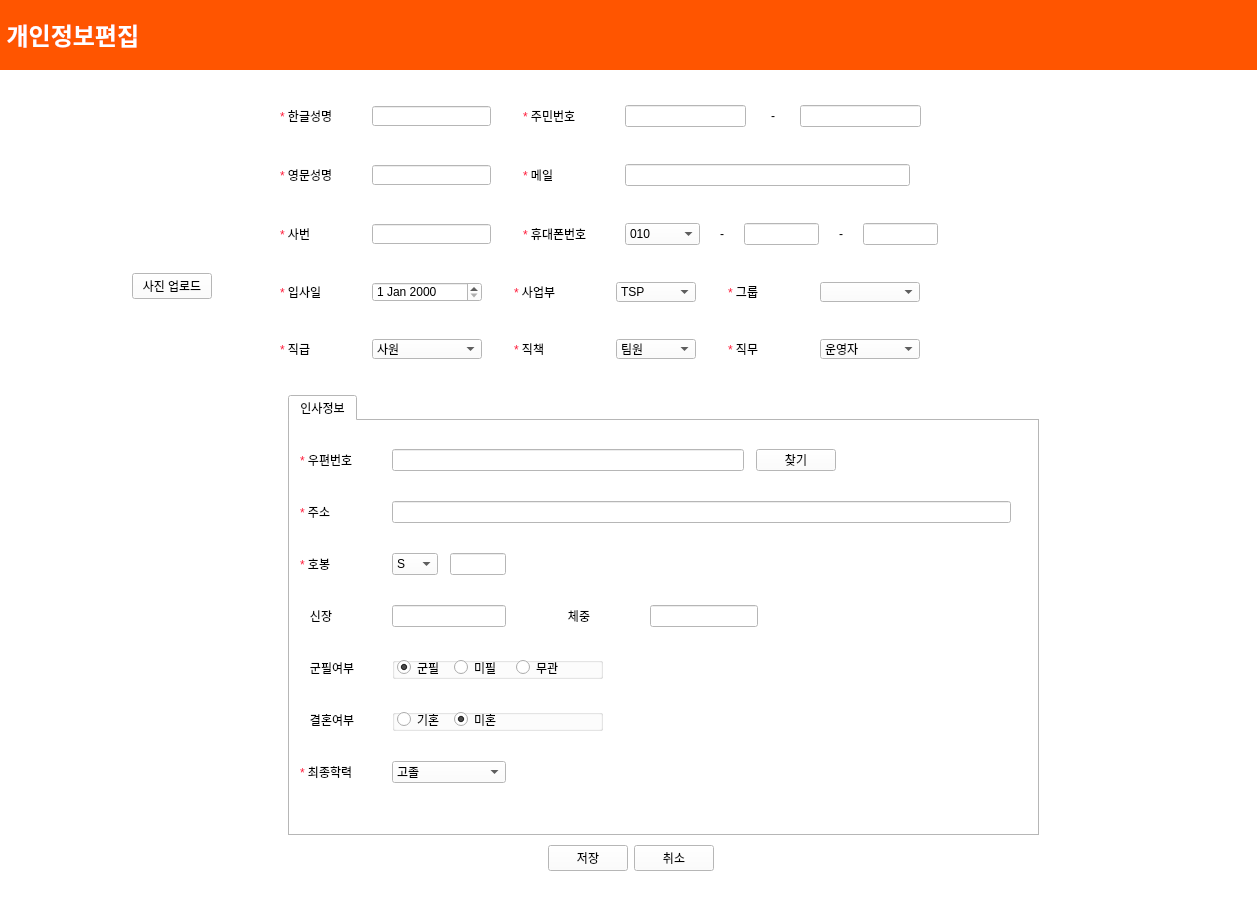
The window that emp_edit.ui (hyeona-jeong/HRIS) describes before a commit, drawn with Qt 5.
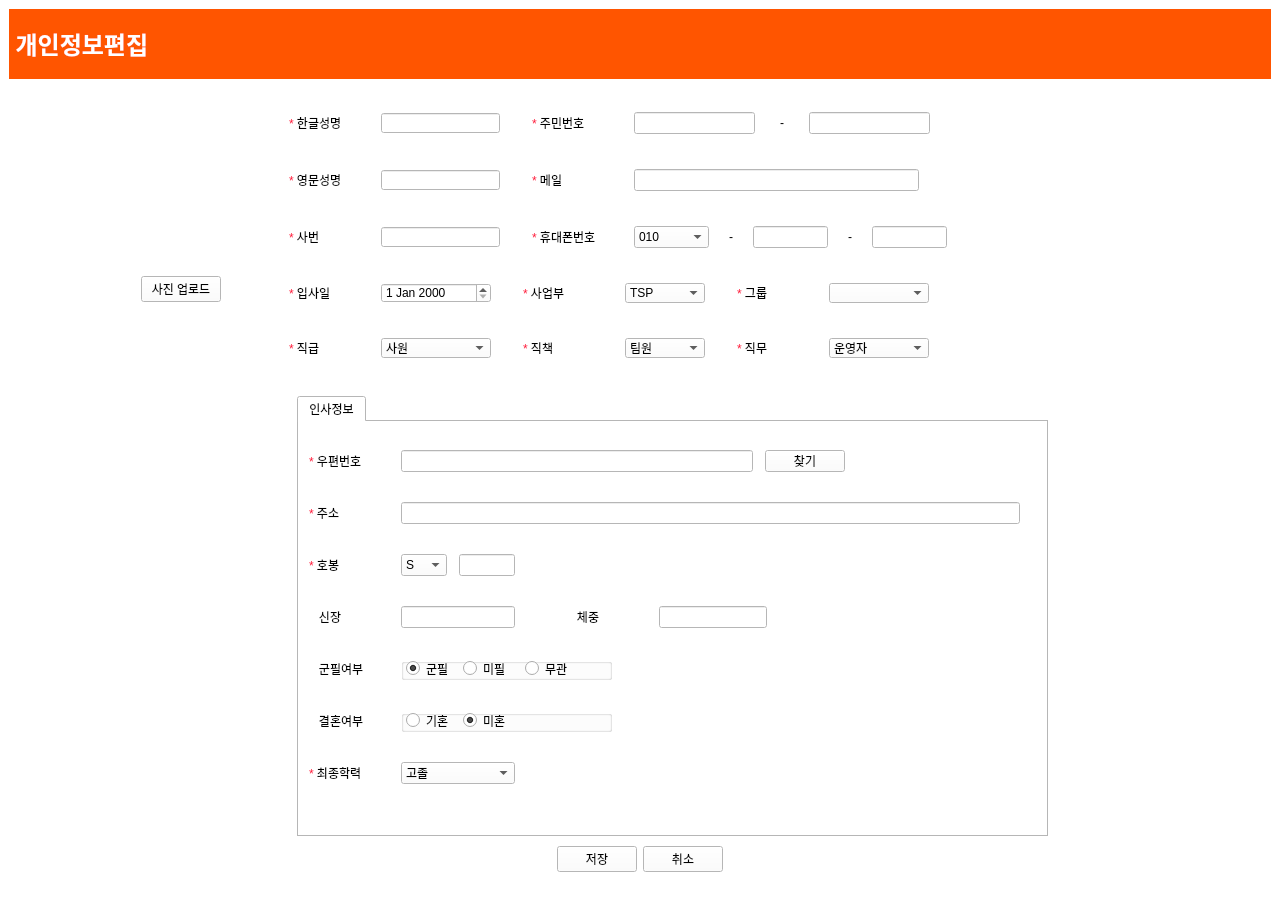
The same window after the commit. Icons and pictures are not drawn.

```diff
--- a/emp_edit.ui
+++ b/emp_edit.ui
@@ -6,7 +6,7 @@
    <rect>
     <x>0</x>
     <y>0</y>
-    <width>1257</width>
+    <width>1280</width>
     <height>921</height>
    </rect>
   </property>
@@ -460,15 +460,8 @@
     <normaloff>windowicon.jpg</normaloff>windowicon.jpg</iconset>
   </property>
   <widget class="QWidget" name="regist">
-   <widget class="QWidget" name="verticalLayoutWidget_3">
-    <property name="geometry">
-     <rect>
-      <x>0</x>
-      <y>0</y>
-      <width>1262</width>
-      <height>911</height>
-     </rect>
-    </property>
+   <layout class="QVBoxLayout" name="verticalLayout_2">
+    <item>
     <layout class="QVBoxLayout" name="regLayout" stretch="0,3,4,0,0">
      <property name="spacing">
       <number>10</number>
@@ -2593,7 +2586,8 @@
       </spacer>
      </item>
     </layout>
-   </widget>
+    </item>
+   </layout>
   </widget>
  </widget>
  <resources/>
```
Lines whose indentation alone changed are shown as unchanged.
